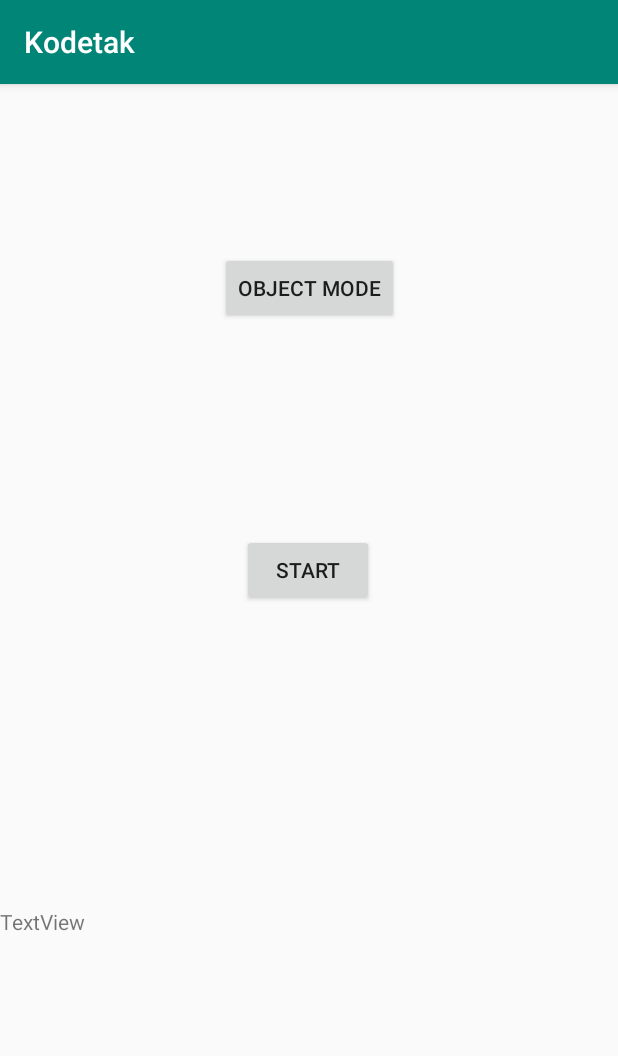
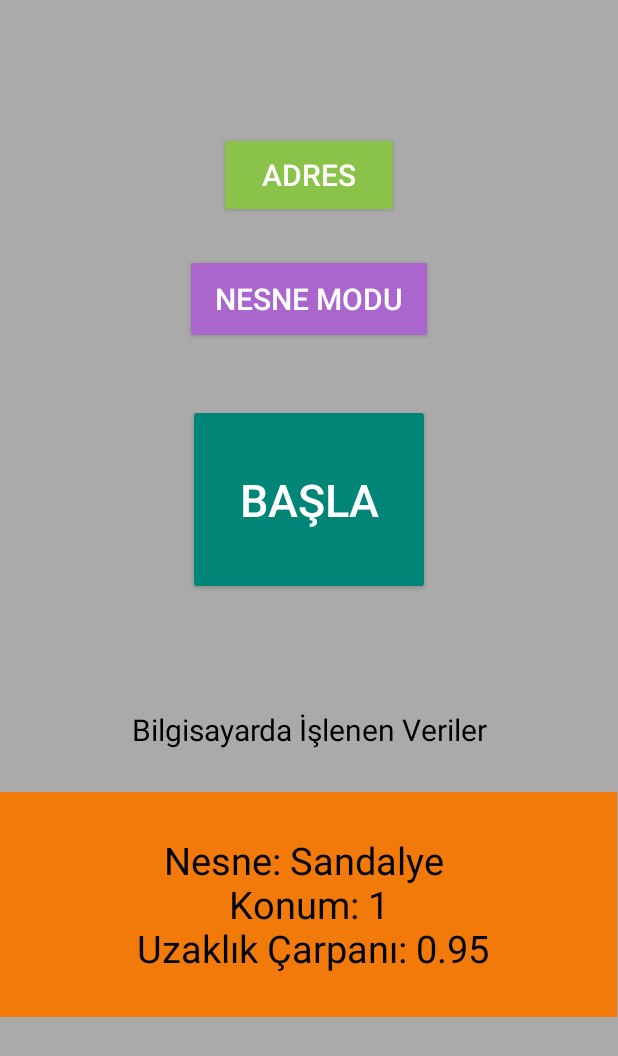
Before and after one commit to dkarakay/Kodetak, an Android app: the screen it shows after launch (MainActivity), on a phone screen of 412 x 824 dp. Shown: the top 1056 px of the screen. Run offline under Robolectric (Android 15) with nearby library versions, the phone set to English and light mode, and no system bars.

Commit message:
Project updated

```diff
--- a/android_app/app/src/main/AndroidManifest.xml
+++ b/android_app/app/src/main/AndroidManifest.xml
@@ -10,7 +10,7 @@
         android:label="@string/app_name"
         android:roundIcon="@mipmap/ic_launcher_round"
         android:supportsRtl="true"
-        android:theme="@style/AppTheme">
+        android:theme="@style/Theme.AppCompat.Light.NoActionBar">
         <activity android:name=".MainActivity">
             <intent-filter>
                 <action android:name="android.intent.action.MAIN" />
--- a/android_app/app/src/main/res/layout/activity_main.xml
+++ b/android_app/app/src/main/res/layout/activity_main.xml
@@ -5,6 +5,7 @@
     android:id="@+id/activity_main"
     android:layout_width="match_parent"
     android:layout_height="match_parent"
+    android:background="@android:color/darker_gray"
     tools:context="com.dkarakay.jkj.MainActivity">
 
 
@@ -14,35 +15,75 @@
 
         <Button
             android:id="@+id/btn_lang"
-            android:layout_width="wrap_content"
+            android:layout_width="165dp"
+            android:layout_height="60dp"
+            android:layout_marginTop="24dp"
+            android:backgroundTint="@android:color/holo_purple"
+            android:text="Nesne Modu"
+            android:textColor="@android:color/background_light"
+            android:textSize="20sp"
+            android:visibility="visible"
+            app:layout_constraintEnd_toEndOf="parent"
+            app:layout_constraintStart_toStartOf="parent"
+            app:layout_constraintTop_toBottomOf="@+id/button_address" />
+
+        <Button
+            android:id="@+id/getBtn"
+            android:layout_width="161dp"
+            android:layout_height="127dp"
+            android:layout_marginTop="40dp"
+            android:backgroundTint="@color/colorPrimary"
+            android:text="Başla"
+            android:textColor="@android:color/background_light"
+            android:textSize="30dp"
+            app:layout_constraintEnd_toEndOf="parent"
+            app:layout_constraintStart_toStartOf="parent"
+            app:layout_constraintTop_toBottomOf="@+id/btn_lang" />
+
+        <TextView
+            android:id="@+id/textView"
+            android:layout_width="0dp"
             android:layout_height="wrap_content"
-            android:layout_marginTop="112dp"
-            android:text="Object Mode"
-            android:visibility="visible"
+            android:layout_marginStart="8dp"
+            android:layout_marginTop="76dp"
+            android:layout_marginEnd="8dp"
+            android:gravity="center"
+            android:text="Bilgisayarda İşlenen Veriler"
+            android:textColor="@android:color/black"
+            android:textSize="20sp"
+            app:layout_constraintEnd_toEndOf="parent"
+            app:layout_constraintHorizontal_bias="0.0"
+            app:layout_constraintStart_toStartOf="parent"
+            app:layout_constraintTop_toBottomOf="@+id/getBtn" />
+
+        <TextView
+            android:id="@+id/hello"
+            android:layout_width="411dp"
+            android:layout_height="150dp"
+            android:layout_marginTop="28dp"
+            android:background="?android:attr/colorActivatedHighlight"
+            android:gravity="center_horizontal|center_vertical"
+            android:text="Nesne: Sandalye \n Konum: 1 \n Uzaklık Çarpanı: 0.95"
+            android:textColor="@android:color/background_dark"
+            android:textSize="25dp"
+            app:layout_constraintEnd_toEndOf="parent"
+            app:layout_constraintHorizontal_bias="0.0"
+            app:layout_constraintStart_toStartOf="parent"
+            app:layout_constraintTop_toBottomOf="@+id/textView" />
+
+        <Button
+            android:id="@+id/button_address"
+            android:layout_width="120dp"
+            android:layout_height="57dp"
+            android:layout_marginTop="88dp"
+            android:backgroundTint="#8BC34A"
+            android:text="Adres"
+            android:textColor="@android:color/background_light"
+            android:textSize="20sp"
             app:layout_constraintEnd_toEndOf="parent"
             app:layout_constraintStart_toStartOf="parent"
             app:layout_constraintTop_toTopOf="parent" />
 
-        <Button
-            android:id="@+id/getBtn"
-            android:layout_width="wrap_content"
-            android:layout_height="wrap_content"
-            android:layout_marginTop="140dp"
-            android:text="Start"
-            app:layout_constraintEnd_toEndOf="parent"
-            app:layout_constraintHorizontal_bias="0.498"
-            app:layout_constraintStart_toStartOf="parent"
-            app:layout_constraintTop_toBottomOf="@+id/btn_lang" />
-
-        <TextView
-            android:id="@+id/hello"
-            android:layout_width="0dp"
-            android:layout_height="wrap_content"
-            android:text="TextView"
-            app:layout_constraintBottom_toBottomOf="parent"
-            app:layout_constraintEnd_toEndOf="parent"
-            app:layout_constraintStart_toStartOf="parent"
-            app:layout_constraintTop_toBottomOf="@+id/getBtn" />
     </androidx.constraintlayout.widget.ConstraintLayout>
 
 </RelativeLayout>
--- a/android_app/build.gradle
+++ b/android_app/build.gradle
@@ -7,7 +7,7 @@ buildscript {
 
     }
     dependencies {
-        classpath 'com.android.tools.build:gradle:3.5.3'
+        classpath 'com.android.tools.build:gradle:3.6.1'
 
         // NOTE: Do not place your application dependencies here; they belong
         // in the individual module build.gradle files
```
Also changed, not shown: android_app/app/src/main/java/com/dkarakay/jkj/MainActivity.java (+87 -26 lines), android_app/gradle/wrapper/gradle-wrapper.properties, 2 other files.
